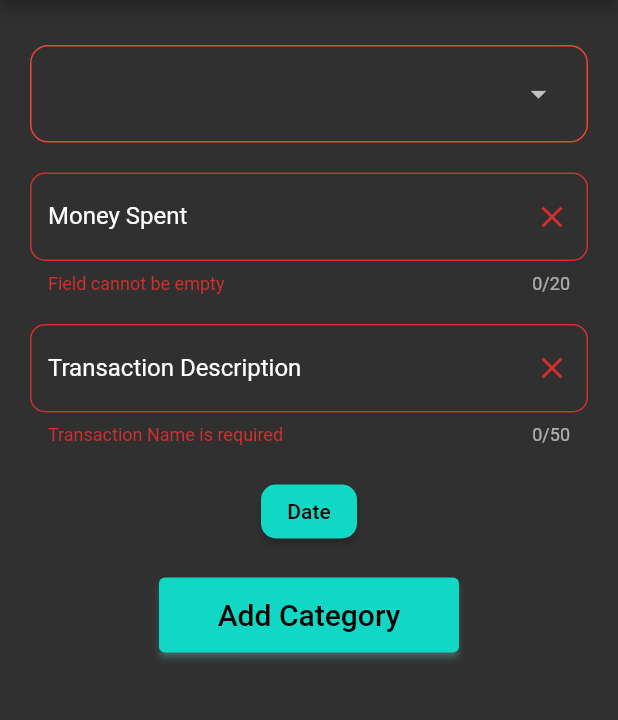
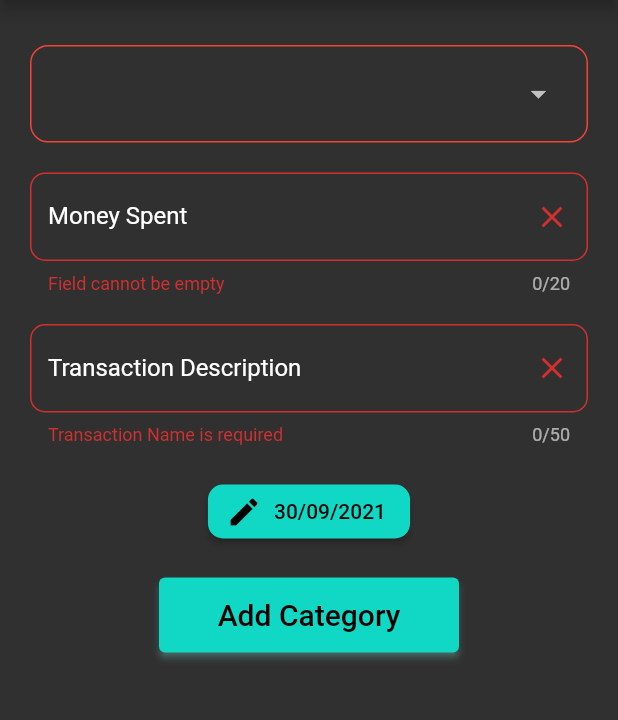
Before and after one commit to Shash0501/Expense-Tracker-App, a Flutter app: the Add_Transaction screen opened directly, after a tap on "Add Category", on a phone screen of 412 x 824 dp, the part 84-804 px from its top. Run offline on Flutter 3.47's test engine with Material 2 defaults, Android fonts, the phone set to English and light mode, and no system bars; our stand-ins replace bloc, equatable, flutter_bloc, hive, hive_flutter, month_picker_dialog; accounts and stored records are empty.

Commit message:
Added the feature to get DayWise Transactions and UI changes

```diff
--- a/Expense_tracker/money_manager/lib/blocs/transaction_bloc/transaction_event.dart
+++ b/Expense_tracker/money_manager/lib/blocs/transaction_bloc/transaction_event.dart
@@ -13,3 +13,9 @@ class AddTransaction extends TransactionEvent {
   final TransactionModel transaction;
   AddTransaction({required this.transaction});
 }
+
+class DateWiseTransaction extends TransactionEvent {
+  int date;
+  int month;
+  DateWiseTransaction({required this.date, required this.month});
+}
--- a/Expense_tracker/money_manager/lib/blocs/transaction_bloc/transaction_state.dart
+++ b/Expense_tracker/money_manager/lib/blocs/transaction_bloc/transaction_state.dart
@@ -8,3 +8,10 @@ abstract class TransactionState extends Equatable {
 }
 
 class TransactionInitial extends TransactionState {}
+
+class DateWiseTransactionLoaded extends TransactionState implements Equatable {
+  List<TransactionModel> transactions;
+  DateWiseTransactionLoaded({required this.transactions});
+  @override
+  List<Object> get props => [transactions];
+}
--- a/Expense_tracker/money_manager/lib/screens/add_category_screen.dart
+++ b/Expense_tracker/money_manager/lib/screens/add_category_screen.dart
@@ -2,6 +2,7 @@ import 'package:flutter/material.dart';
 import 'package:flutter_bloc/flutter_bloc.dart';
 import 'package:hive/hive.dart';
 import 'package:money_manager/blocs/Category_bloc/category_bloc.dart';
+import 'package:money_manager/blocs/transaction_bloc/transaction_bloc.dart';
 import 'package:money_manager/models/category_model.dart';
 
 import 'categories_page.dart';
@@ -184,6 +185,7 @@ class _Add_CategoryState extends State<Add_Category> {
                       // print(categoryName);
                       // print(budget);
                       // print(categoryDescription);
+
                       Navigator.pushReplacement(
                           context,
                           MaterialPageRoute(
--- a/Expense_tracker/money_manager/lib/screens/add_transaction_page.dart
+++ b/Expense_tracker/money_manager/lib/screens/add_transaction_page.dart
@@ -20,7 +20,7 @@ class Add_Transaction extends StatefulWidget {
 class _Add_TransactionState extends State<Add_Transaction> {
   late double transactionAmount;
   String? transactionCategory;
-  late String transactionDate;
+  late String transactionDate = getCurrentDate(DateTime.now());
   late String transactionDescription;
   late int transactionColor;
   // String temp = "Select Category";
@@ -215,7 +215,7 @@ class _Add_TransactionState extends State<Add_Transaction> {
               const SizedBox(height: 20),
               _buildTransactionDescription(),
               const SizedBox(height: 20),
-              ElevatedButton(
+              ElevatedButton.icon(
                   style: ButtonStyle(
                       backgroundColor: MaterialStateProperty.all<Color>(
                           const Color(0xFF11D8C5)),
@@ -226,9 +226,10 @@ class _Add_TransactionState extends State<Add_Transaction> {
                   onPressed: () {
                     pickDate(context);
                   },
-                  child: const Text(
-                    "Date",
-                    style: TextStyle(color: Colors.black),
+                  icon: const Icon(Icons.edit, color: Colors.black),
+                  label: Text(
+                    transactionDate.toString(),
+                    style: const TextStyle(color: Colors.black),
                   )),
               const SizedBox(height: 20),
               ElevatedButton(
@@ -243,7 +244,7 @@ class _Add_TransactionState extends State<Add_Transaction> {
                       backgroundColor: MaterialStateProperty.all<Color>(
                           const Color(0xFF11D8C5)),
                       minimumSize:
-                          MaterialStateProperty.all<Size>(Size(200, 50)),
+                          MaterialStateProperty.all<Size>(const Size(200, 50)),
                       shadowColor: MaterialStateProperty.all<Color>(
                           const Color(0xFF86EBE1))),
                   onPressed: () {
@@ -251,11 +252,7 @@ class _Add_TransactionState extends State<Add_Transaction> {
                         (transactionCategory != null)) {
                       _formKey.currentState!.save();
                       temp1 = 1;
-                      // box.add(Category(
-                      //     categoryName: categoryName,
-                      //     categoryDescription: categoryDescription,
-                      //     budget: budget,
-                      //     categoryColor: Color(0xFF0C5851).value));
+
                       BlocProvider.of<TransactionBloc>(context)
                           .add(AddTransaction(
                               transaction: TransactionModel(
@@ -263,9 +260,13 @@ class _Add_TransactionState extends State<Add_Transaction> {
                         transactionCategory: transactionCategory.toString(),
                         transactionDate: transactionDate,
                         transactionDescription: transactionDescription,
-                        transactionColor: Color(0xFF29BF72).value,
+                        transactionColor: const Color(0xFF29BF72).value,
                       )));
-                      print(transactionDate);
+
+                      int date = int.parse(transactionDate.split('/')[0]);
+                      int month = int.parse(transactionDate.split('/')[1]);
+                      BlocProvider.of<TransactionBloc>(context)
+                          .add(DateWiseTransaction(date: date, month: month));
                       Navigator.pop(context);
                     } else if (transactionCategory == null) {
                       setState(() {
--- a/Expense_tracker/money_manager/lib/screens/testing.dart
+++ /dev/null
@@ -1 +0,0 @@
-import 'package:flutter/material.dart';
--- a/Expense_tracker/money_manager/lib/widgets/transaction_tile.dart
+++ b/Expense_tracker/money_manager/lib/widgets/transaction_tile.dart
@@ -37,6 +37,9 @@ class TransactionTile extends StatelessWidget {
                 ),
                 Text(transactionDate),
               ]),
+              const Spacer(
+                flex: 1,
+              ),
               Text(transactionAmount.toString()),
               IconButton(
                   icon: const Icon(Icons.open_in_new),
--- a/Expense_tracker/money_manager/pubspec.yaml
+++ b/Expense_tracker/money_manager/pubspec.yaml
@@ -35,9 +35,11 @@ dependencies:
   equatable:
   flutter_colorpicker: ^0.6.0
   intl:
+  month_picker_dialog: ^0.4.0
   # The following adds the Cupertino Icons font to your application.
   # Use with the CupertinoIcons class for iOS style icons.
   cupertino_icons: ^1.0.2
+  quiver: ^3.0.1
 
 dev_dependencies:
   flutter_test:
```
Also changed, not shown: Expense_tracker/money_manager/lib/blocs/transaction_bloc/transaction_bloc.dart (+15 -0 lines), Expense_tracker/money_manager/lib/constants/months.dart (added, +15 -0 lines), Expense_tracker/money_manager/lib/constants/text_styles.dart (added, +7 -0 lines), Expense_tracker/money_manager/lib/screens/categories_page.dart (+50 -17 lines), Expense_tracker/money_manager/lib/screens/landing_page.dart (+124 -11 lines), Expense_tracker/money_manager/pubspec.lock.
